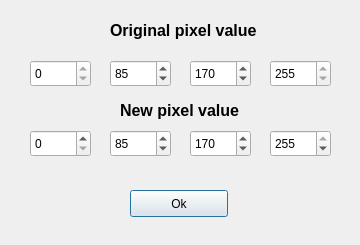
Old version of the form proy2/pixelTForm.ui in the repository MenaRicci/Proyectos-Vision.
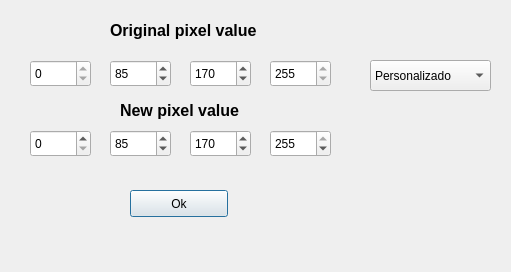
New version of the form.

```diff
--- a/proy2/pixelTForm.ui
+++ b/proy2/pixelTForm.ui
@@ -6,8 +6,8 @@
    <rect>
     <x>0</x>
     <y>0</y>
-    <width>360</width>
-    <height>245</height>
+    <width>511</width>
+    <height>272</height>
    </rect>
   </property>
   <property name="windowTitle">
@@ -228,6 +228,36 @@
     <string>Ok</string>
    </property>
   </widget>
+  <widget class="QComboBox" name="comboBox">
+   <property name="geometry">
+    <rect>
+     <x>370</x>
+     <y>60</y>
+     <width>121</width>
+     <height>31</height>
+    </rect>
+   </property>
+   <item>
+    <property name="text">
+     <string>Personalizado</string>
+    </property>
+   </item>
+   <item>
+    <property name="text">
+     <string>Identidad</string>
+    </property>
+   </item>
+   <item>
+    <property name="text">
+     <string>Negativo</string>
+    </property>
+   </item>
+   <item>
+    <property name="text">
+     <string>Logaritmo</string>
+    </property>
+   </item>
+  </widget>
  </widget>
  <resources/>
  <connections/>
```
